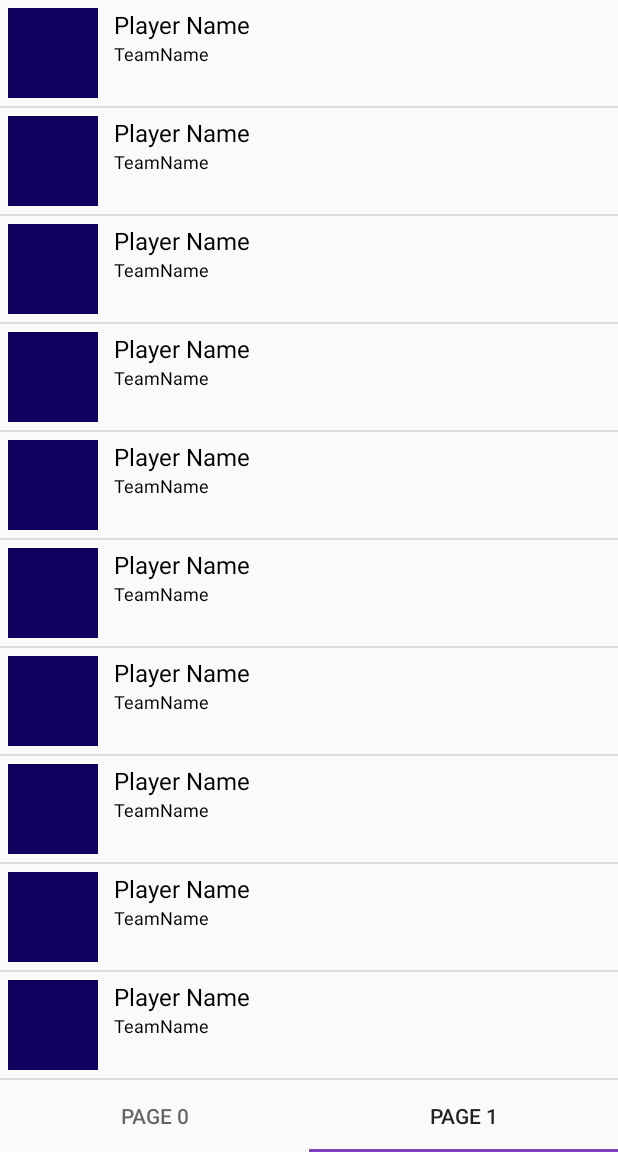
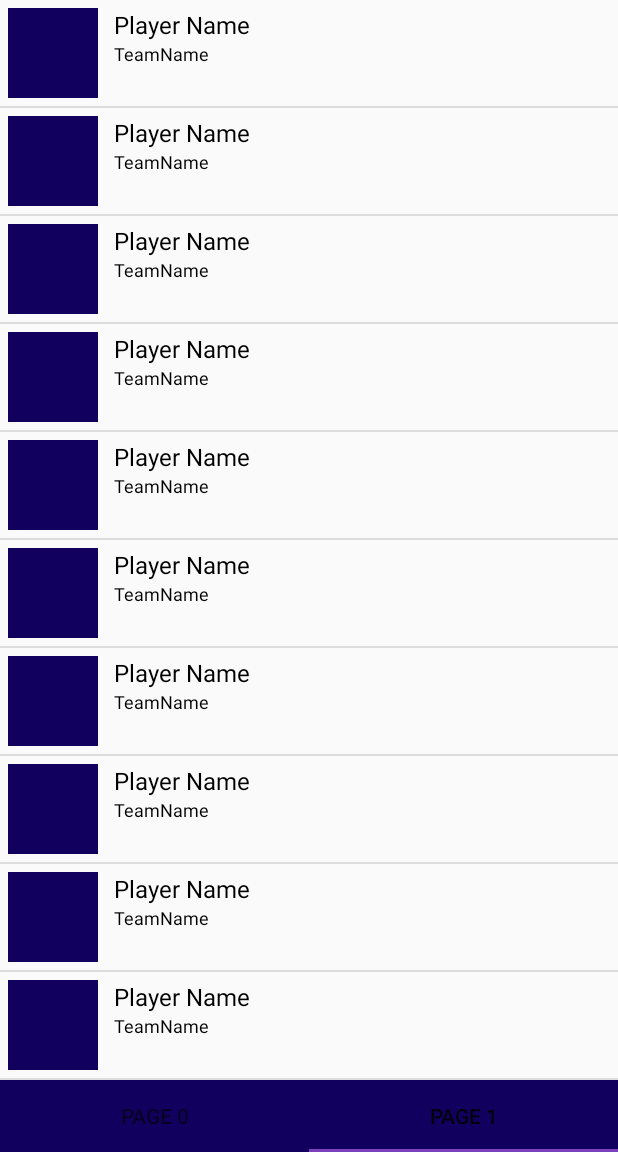
Before and after one commit to atreyamisra/GameDay, an Android app: the screen it shows after launch (PlayersActivity), item 2 of the bottom bar chosen, on a phone screen of 412 x 824 dp, the part 84-1236 px from its top. Run offline under Robolectric (Android 15) with nearby library versions, the phone set to English and light mode, and no system bars; 8 statements that could not run were skipped.

```diff
--- a/app/src/main/res/layout/activity_players.xml
+++ b/app/src/main/res/layout/activity_players.xml
@@ -35,7 +35,7 @@
         app:tabMaxWidth="0dp"
         app:tabGravity="fill"
         app:tabMode="fixed"
-        android:backgroundTint="@color/colorPrimary"/>
+        android:background="@color/colorPrimary"/>
 
 
 </LinearLayout>
```
Also changed, not shown: 1 other file.
